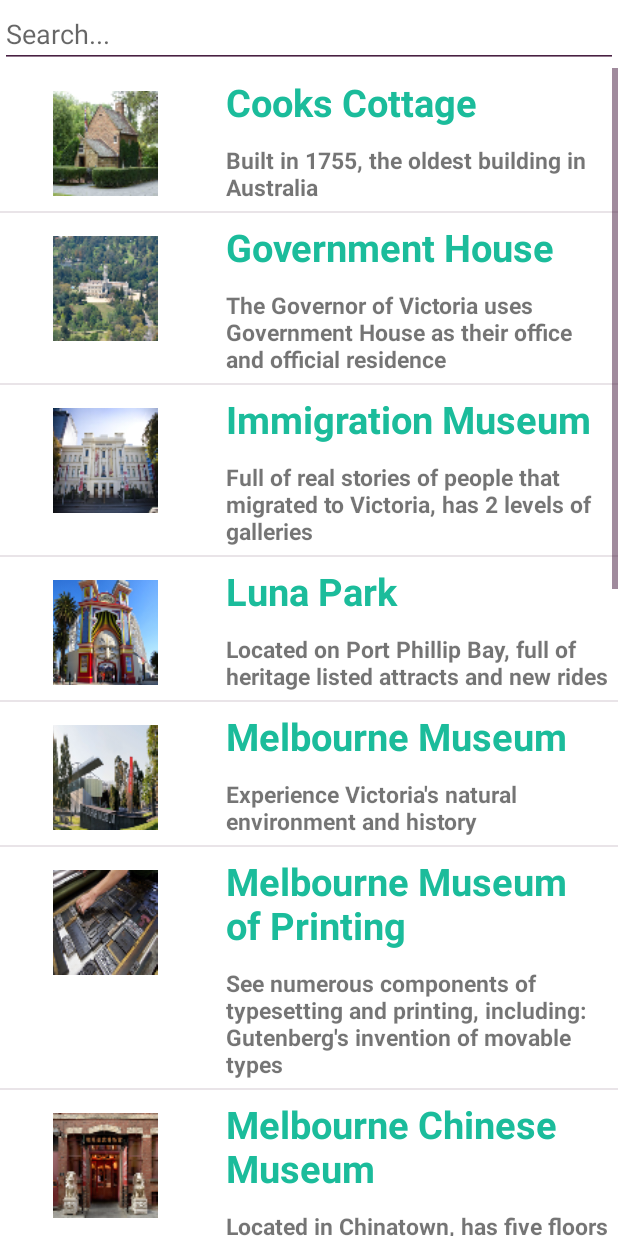
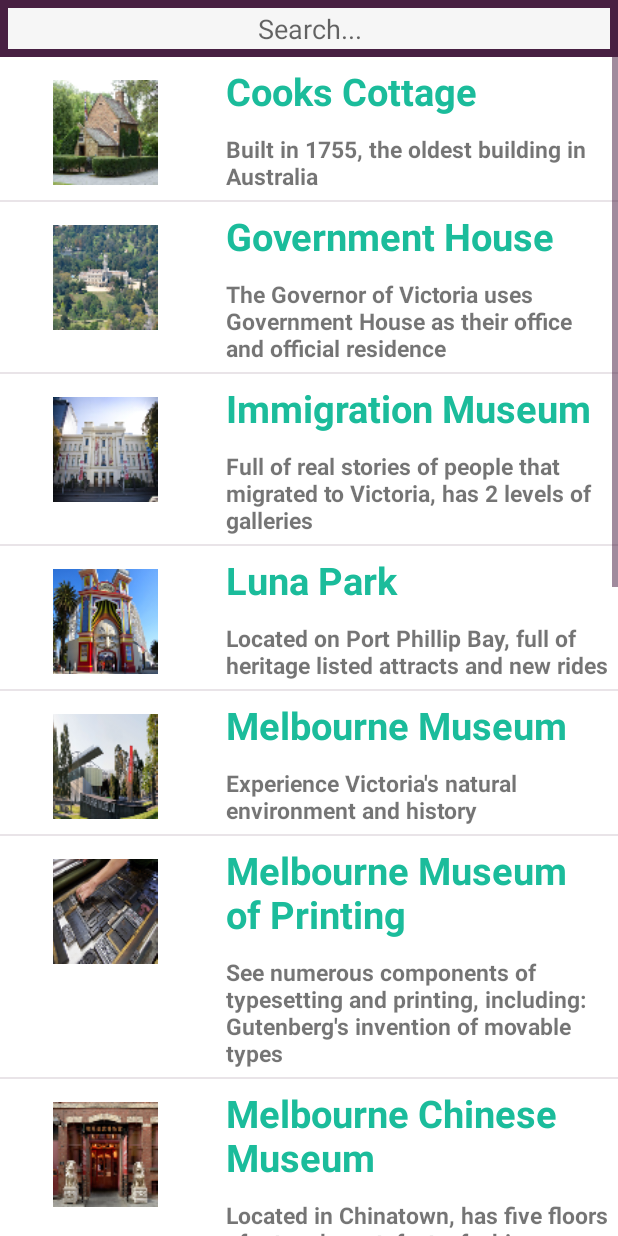
Before and after one commit to michelyousef/Melbourne_History, an Android app: the LocationListActivity screen opened directly, with no data from a screen before it, on a phone screen of 412 x 824 dp. Run offline under Robolectric (Android 15) with nearby library versions, the phone set to English and light mode, and no system bars.

Commit message:
Enhance search bar

```diff
--- a/app/src/main/java/com/example/sit302_team/melbourne_history/LocationsCustomAdapter.java
+++ b/app/src/main/java/com/example/sit302_team/melbourne_history/LocationsCustomAdapter.java
@@ -61,11 +61,12 @@
     }
 
     // Set the information to the custom location row view
+    // Stack overflow, available at: http://stackoverflow.com/questions/14118309/how-to-use-search-functionality-in-custom-list-view-in-android
     @Override
     public View getView(final int position, View convertView, ViewGroup parent) {
 
         // Initializing holder
-        Holder holder = null;
+        Holder holder;
 
         // if the convertView is null
         if(convertView == null){
@@ -76,7 +77,7 @@
             // Inflate the single row that is created in the custom_location_row
             convertView = inflater.inflate(R.layout.custom_location_row, parent, false);
 
-            // Referencing to the widget inside the convertView to the holder text, description and icon
+            //Referencing to the widget inside the convertView to the holder text, description and icon
             holder.locationRowContainer = (LinearLayout)convertView.findViewById(R.id.locationRowContainer);
             holder.tvName = (TextView)convertView.findViewById(R.id.location_name);
             holder.tvDescription = (TextView)convertView.findViewById(R.id.location_description);
@@ -165,7 +166,7 @@
                         String data = originalValues.get(i).location_name;
 
                         // if the location name matches with the constraint)
-                        if (data.toLowerCase().startsWith(constraint.toString())) {
+                        if (data.toLowerCase().contains(constraint.toString())) {
 
                             // add the location row (name, desc, icon) to the array
                             FilteredArrList.add(new Location(originalValues.get(i).location_name,originalValues.get(i).location_descriptions, originalValues.get(i).location_icons));
--- /dev/null
+++ b/app/src/main/res/drawable/bg_edittext.xml
@@ -0,0 +1,5 @@
+<?xml version="1.0" encoding="utf-8"?>
+<selector xmlns:android="http://schemas.android.com/apk/res/android">
+    <item android:drawable="@drawable/bg_edittext_focused" android:state_focused="true"/>
+    <item android:drawable="@drawable/bg_edittext_normal"/>
+</selector>
--- /dev/null
+++ b/app/src/main/res/drawable/bg_edittext_focused.xml
@@ -0,0 +1,12 @@
+<?xml version="1.0" encoding="utf-8"?>
+    <shape xmlns:android="http://schemas.android.com/apk/res/android" >
+        <solid android:color="#FFFFFF" />
+        <stroke
+            android:width="5dip"
+            android:color="@color/purple" />
+        <padding
+            android:bottom="7dip"
+            android:left="7dip"
+            android:right="7dip"
+            android:top="7dip" />
+    </shape>
--- /dev/null
+++ b/app/src/main/res/drawable/bg_edittext_normal.xml
@@ -0,0 +1,12 @@
+<?xml version="1.0" encoding="utf-8"?>
+<shape xmlns:android="http://schemas.android.com/apk/res/android" >
+    <solid android:color="#F6F6F6" />
+    <stroke
+        android:width="5dip"
+        android:color="@color/purple" />
+    <padding
+        android:bottom="7dip"
+        android:left="7dip"
+        android:right="7dip"
+        android:top="7dip" />
+</shape>
--- a/app/src/main/res/layout/activity_location_list.xml
+++ b/app/src/main/res/layout/activity_location_list.xml
@@ -16,6 +16,8 @@
         android:id="@+id/etSearch"
         android:layout_width="match_parent"
         android:layout_height="wrap_content"
+        android:textAlignment="center"
+        android:background="@drawable/bg_edittext"
         android:hint="@string/search"
         android:textColor="@color/black"/>
 
```
